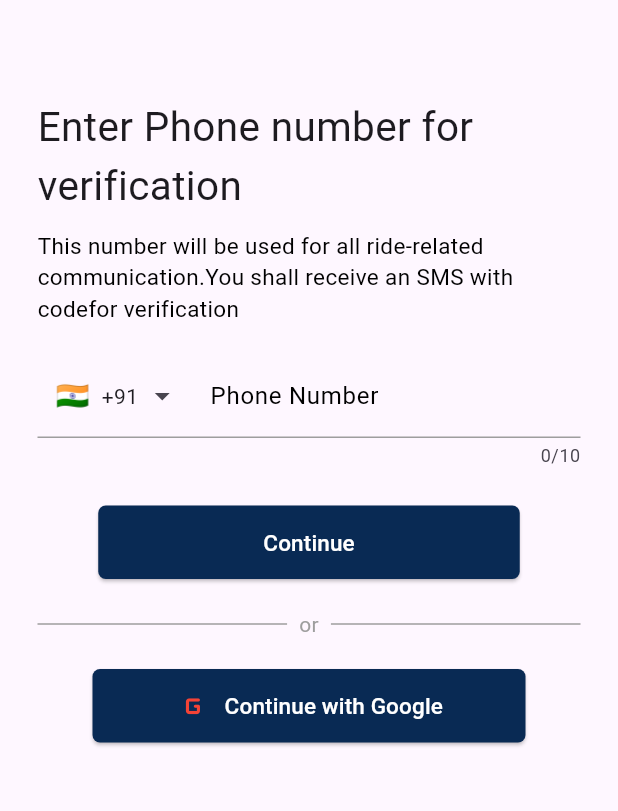
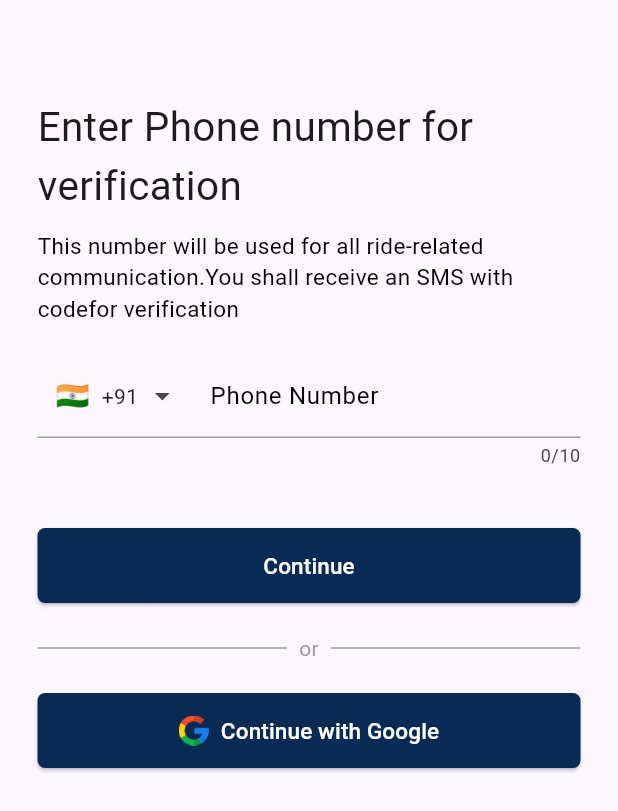
Before and after one commit to CodingWithAditya-life/TripTo, a Flutter app: the SignUpPage screen opened directly, on a phone screen of 412 x 824 dp. Shown: the top 811 px of the screen. Run offline on Flutter 3.47's test engine with Material 3 defaults, Android fonts, the phone set to English and light mode, and no system bars; drawn by our look-alikes of intl_phone_field; our stand-ins replace firebase_auth, firebase_core, firebase_dynamic_links, fluttertoast, geocoding, geolocator and 9 more; missing offline and left inert: flutter_polyline_points; accounts and stored records are empty.

```diff
--- a/lib/features/authentication/screens/signUp/signUp_page.dart
+++ b/lib/features/authentication/screens/signUp/signUp_page.dart
@@ -17,7 +17,7 @@ class SignUpPage extends StatefulWidget {
 class _SignUpPageState extends State<SignUpPage> {
   @override
   Widget build(BuildContext context) {
-    var authProvider = Provider.of<AuthController>(context);
+    var authProvider = Provider.of<AuthController>(context,listen: false);
     return Scaffold(
       body: SafeArea(
         child: Padding(
@@ -53,7 +53,7 @@ class _SignUpPageState extends State<SignUpPage> {
                     borderSide: BorderSide(color: Colors.grey),
                   ),
                   focusedBorder: const UnderlineInputBorder(
-                    borderSide: BorderSide(color: Colors.blue, width: 2),
+                    borderSide: BorderSide(color:Color(0xFF092A54) , width: 2),
                   ),
                   enabledBorder: const UnderlineInputBorder(
                     borderSide: BorderSide(color: Colors.grey),
@@ -74,14 +74,14 @@ class _SignUpPageState extends State<SignUpPage> {
                   print(phone.completeNumber);
                 },
               ),
-              const SizedBox(height: 25),
+              const SizedBox(height: 40),
               ElevatedButton(
                 onPressed: () {
                   Navigator.pushReplacement(context, MaterialPageRoute(builder: (context) => VerifyOtpPage(),));
                 },
-                style: ElevatedButton.styleFrom(
+                style: ElevatedButton.styleFrom(minimumSize: Size(double.infinity, 50),
                   shape: RoundedRectangleBorder(borderRadius: BorderRadius.circular(5)),
-                  padding: const EdgeInsets.symmetric(horizontal: 110, vertical: 14),
+                  // padding: const EdgeInsets.symmetric(horizontal: 110, vertical: 14),
                   backgroundColor: TripToColor.buttonColors,
                   foregroundColor: Colors.white,
                 ),
@@ -94,7 +94,7 @@ class _SignUpPageState extends State<SignUpPage> {
                 padding: EdgeInsets.symmetric(vertical: 20),
                 child: Row(
                   children: [
-                    Expanded(child: Divider(color: Colors.grey)),
+                    Expanded(child: Divider(color: Colors.grey,)),
                     Padding(
                       padding: EdgeInsets.symmetric(horizontal: 8),
                       child: Text('or',
@@ -104,22 +104,26 @@ class _SignUpPageState extends State<SignUpPage> {
                   ],
                 ),
               ),
-              ElevatedButton.icon(
+              ElevatedButton(
                 onPressed: () {
-                authProvider.logInWithGoogle(context);
+                authProvider.logInWithGoogle();
                 },
-                style: ElevatedButton.styleFrom(
+                style: ElevatedButton.styleFrom(minimumSize: Size(double.infinity, 50),
                   shape: RoundedRectangleBorder(borderRadius: BorderRadius.circular(5)),
                   backgroundColor: TripToColor.buttonColors,
                   foregroundColor: Colors.white,
                   padding: const EdgeInsets.symmetric(horizontal: 55, vertical: 12),
                 ),
-                icon: const Icon(
-                  Icons.g_mobiledata_rounded,
-                  color: Colors.red,
-                  size: 25,
+                child:  Row(
+                  mainAxisAlignment: MainAxisAlignment.center,
+                  children: [
+                    Image.asset('assets/images/google.png',height: 20,width: 20,),
+                    const Padding(
+                      padding: EdgeInsets.only(left: 8.0),
+                      child: Text('Continue with Google',style: TextStyle(fontSize: 15),),
+                    ),
+                  ],
                 ),
-                label: const Text('Continue with Google',style: TextStyle(fontSize: 15),),
               ),
             ],
           ),
--- a/lib/main.dart
+++ b/lib/main.dart
@@ -1,6 +1,7 @@
 import 'package:firebase_auth/firebase_auth.dart';
 import 'package:firebase_core/firebase_core.dart';
 import 'package:flutter/material.dart';
+import 'package:get/get.dart';
 import 'package:provider/provider.dart';
 import 'package:tripto/features/authentication/onboarding/onboarding.dart';
 import 'package:tripto/features/authentication/onboarding/tripto_splash.dart';
@@ -19,7 +20,7 @@ void main() async {
 
   Provider.debugCheckInvalidValueType=null;
   runApp( MultiProvider(providers: [Provider(create: (context) => AuthController())],
-  child: MyApp()));
+  child: const MyApp()));
 
 }
 
@@ -29,7 +30,7 @@ class MyApp extends StatelessWidget {
   @override
   Widget build(BuildContext context) {
     // final themeProvider = Provider.of<ThemeProvider>(context);
-    return const MaterialApp(
+    return const GetMaterialApp(
       debugShowCheckedModeBanner: false,
       title: 'TripTo',
       home: TriptoSplash(),
```
Also changed, not shown: lib/features/authentication/screens/auth_service.dart (+29 -17 lines), lib/features/authentication/screens/home/drawer/home_drawer.dart (+6 -1 lines), lib/provider/auth_provider.dart (+29 -20 lines), pubspec.yaml (+1 -12 lines), assets/images/google.png (added), pubspec.lock, 1 other file.
